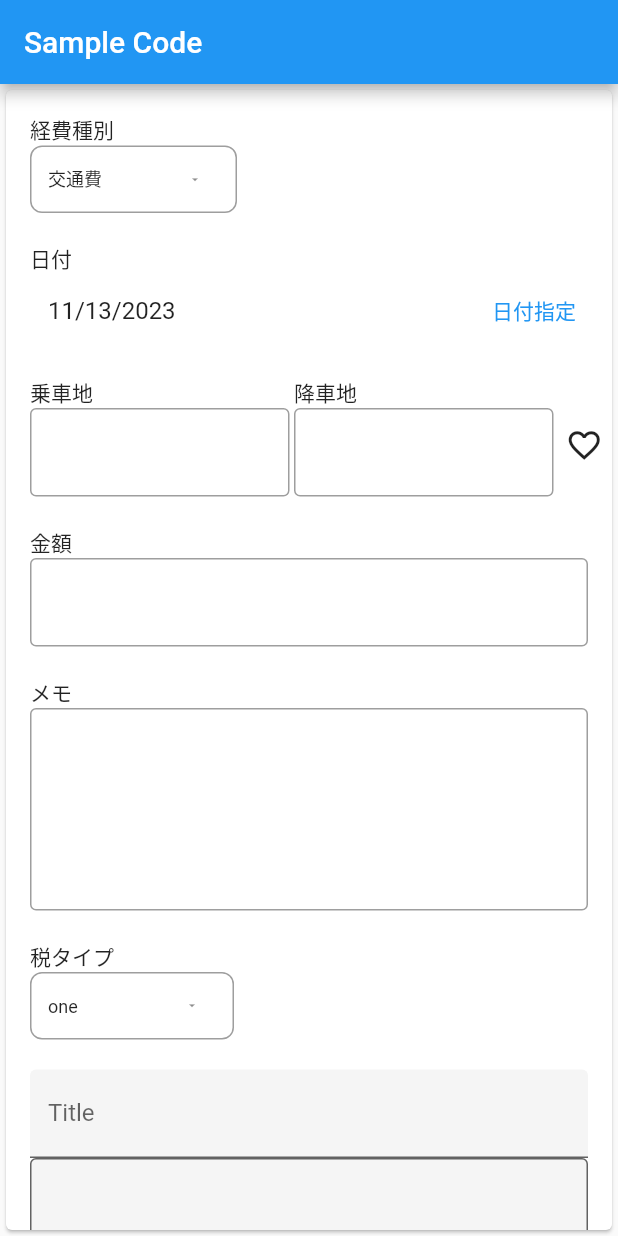
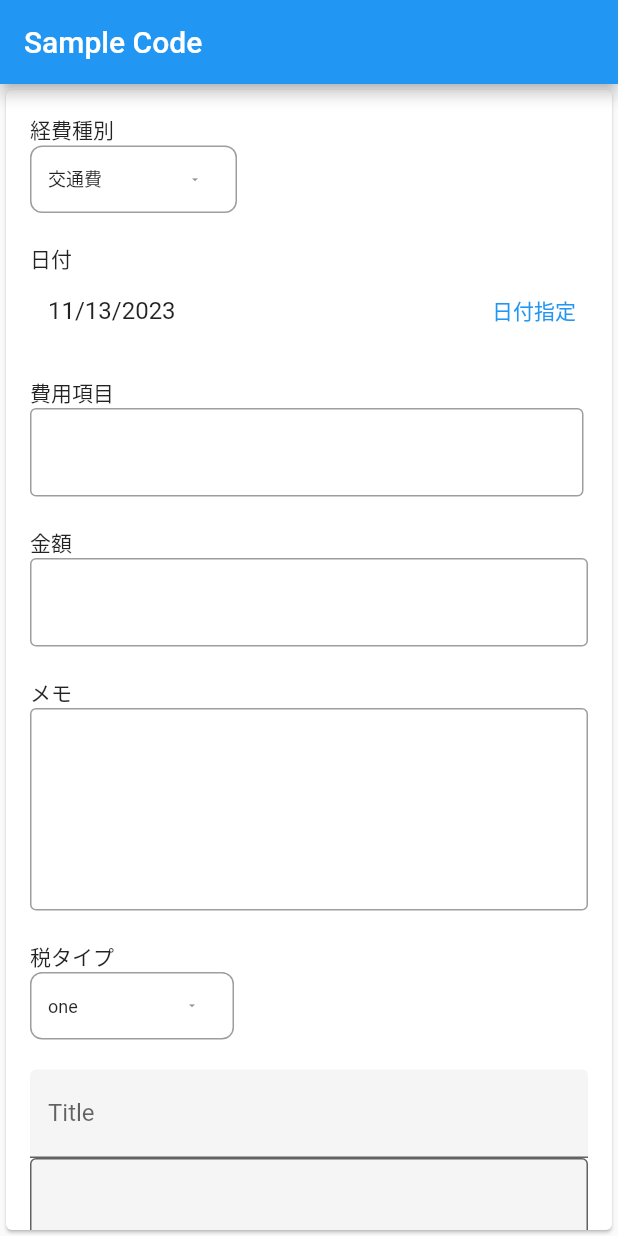
Before and after one commit to of3jlmssoo/flutter_work, a Flutter app: the ExpenceInput screen opened by its route, on a phone screen of 412 x 824 dp. Run offline on Flutter 3.47's test engine with Material 2 defaults, Android fonts, the phone set to English and light mode, and no system bars; our stand-ins replace cloud_firestore, firebase_auth, firebase_core, go_router, modal_progress_hud_nsn; accounts and stored records are empty; generated files the repository leaves out were written again; Roboto replaces fonts that are missing (MPLUSRounded).

Commit message:
InputType

```diff
--- a/lib/expinput.dart
+++ b/lib/expinput.dart
@@ -36,15 +36,10 @@ class _ExpenceInputState extends State<ExpenceInput> {
   static const List<String> expenceTypeList = <String>[
     '交通費',
     'その他',
-    'Three',
+    '直',
     'Four'
   ];
-  static const List<String> taxTypeList = <String>[
-    'one',
-    'two',
-    'Three',
-    'Four'
-  ];
+  static const List<String> taxTypeList = <String>['one', 'two', 'Three', '直'];
 
   @override
   Widget build(BuildContext context) {
@@ -156,7 +151,8 @@ class _ExpenceInputState extends State<ExpenceInput> {
                         ],
                       ),
                       const SizedBox(height: 20),
-                      InputDetails(inputType: InputType.transportation),
+                      // InputDetails(inputType: InputType.transportation),
+                      InputDetails(inputType: InputType.other),
                       const SizedBox(height: 20),
                       const Text(
                         '金額',
@@ -340,6 +336,7 @@ class InputDetails extends StatelessWidget {
   final InputType inputType;
   @override
   Widget build(BuildContext context) {
+    if (inputType == InputType.transportation) {
       return Row(
         children: [
           Expanded(
@@ -407,5 +404,34 @@ class InputDetails extends StatelessWidget {
           ),
         ],
       );
+    } else {
+      return Row(
+        children: [
+          Expanded(
+            child: Column(
+              mainAxisAlignment: MainAxisAlignment.start,
+              crossAxisAlignment: CrossAxisAlignment.start,
+              children: [
+                const Text(
+                  '費用項目',
+                  style: TextStyle(fontFamily: 'MPLUSRounded'),
+                  // style: Theme.of(context).textTheme.bodyLarge,
+                ),
+                TextFormField(
+                  decoration: const InputDecoration(
+                    // filled: true,
+                    border: OutlineInputBorder(),
+                  ),
+                  onChanged: (value) {
+                    log.info('input: value:$value');
+                  },
+                ),
+              ],
+            ),
+          ),
+          const SizedBox(width: 3),
+        ],
+      );
     }
   }
+}
```
Lines whose indentation alone changed are shown as unchanged.
